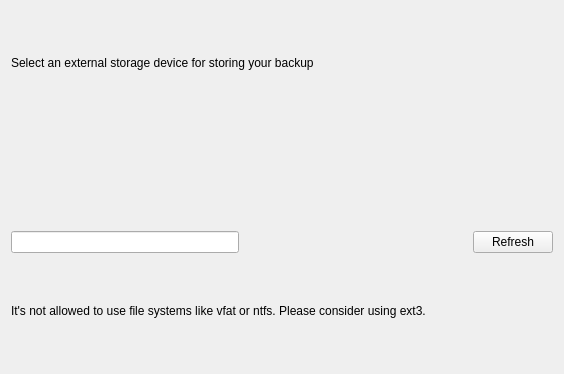
Old version of the form src/app/addbackupwizardpage1view.ui in the repository flavio/kaveau.
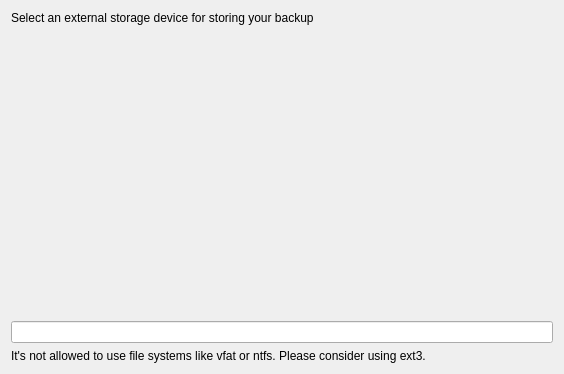
New version of the form.

Commit message: Button refresh is no longer needed, fixed the ui layout

```diff
--- a/src/app/addbackupwizardpage1view.ui
+++ b/src/app/addbackupwizardpage1view.ui
@@ -23,6 +23,12 @@
    </item>
    <item>
     <widget class="QFrame" name="deviceFrame">
+     <property name="sizePolicy">
+      <sizepolicy hsizetype="Expanding" vsizetype="Expanding">
+       <horstretch>0</horstretch>
+       <verstretch>0</verstretch>
+      </sizepolicy>
+     </property>
      <property name="frameShape">
       <enum>QFrame::NoFrame</enum>
      </property>
@@ -32,31 +38,7 @@
     </widget>
    </item>
    <item>
-    <layout class="QHBoxLayout" name="horizontalLayout">
-     <item>
-      <widget class="QLineEdit" name="selectedUDI"/>
-     </item>
-     <item>
-      <spacer name="horizontalSpacer">
-       <property name="orientation">
-        <enum>Qt::Horizontal</enum>
-       </property>
-       <property name="sizeHint" stdset="0">
-        <size>
-         <width>40</width>
-         <height>20</height>
-        </size>
-       </property>
-      </spacer>
-     </item>
-     <item>
-      <widget class="QPushButton" name="btnRefresh">
-       <property name="text">
-        <string>Refresh</string>
-       </property>
-      </widget>
-     </item>
-    </layout>
+    <widget class="QLineEdit" name="selectedUDI"/>
    </item>
    <item>
     <widget class="QLabel" name="label_2">
```
The commit also changes 2 other files.
